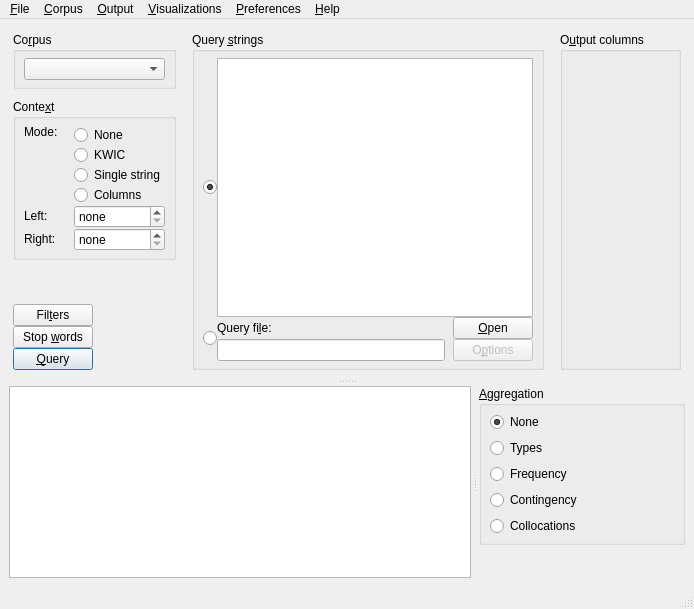
gkunter/coquery, file coquery/gui/ui/coquery.ui: the form before one commit.
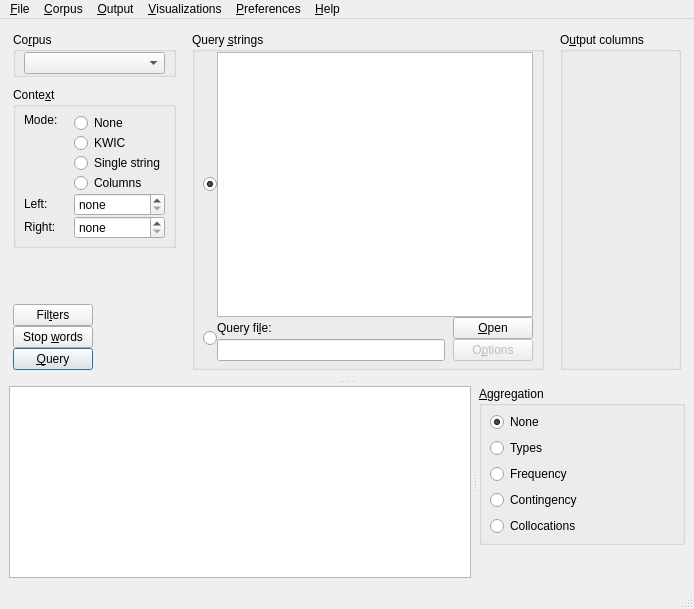
The form after the commit. Icons and pictures are not drawn.

Diff of the .ui file:
```diff
--- a/coquery/gui/ui/coquery.ui
+++ b/coquery/gui/ui/coquery.ui
@@ -81,13 +81,13 @@
                 <number>8</number>
                </property>
                <property name="topMargin">
-                <number>6</number>
+                <number>0</number>
                </property>
                <property name="rightMargin">
                 <number>8</number>
                </property>
                <property name="bottomMargin">
-                <number>6</number>
+                <number>0</number>
                </property>
                <item>
                 <widget class="QComboBox" name="combo_corpus">
@@ -421,7 +421,7 @@
             <number>8</number>
            </property>
            <property name="topMargin">
-            <number>6</number>
+            <number>0</number>
            </property>
            <property name="rightMargin">
             <number>8</number>
```
Left out of the diff: 2 changed lines with no effect on the pictures.
